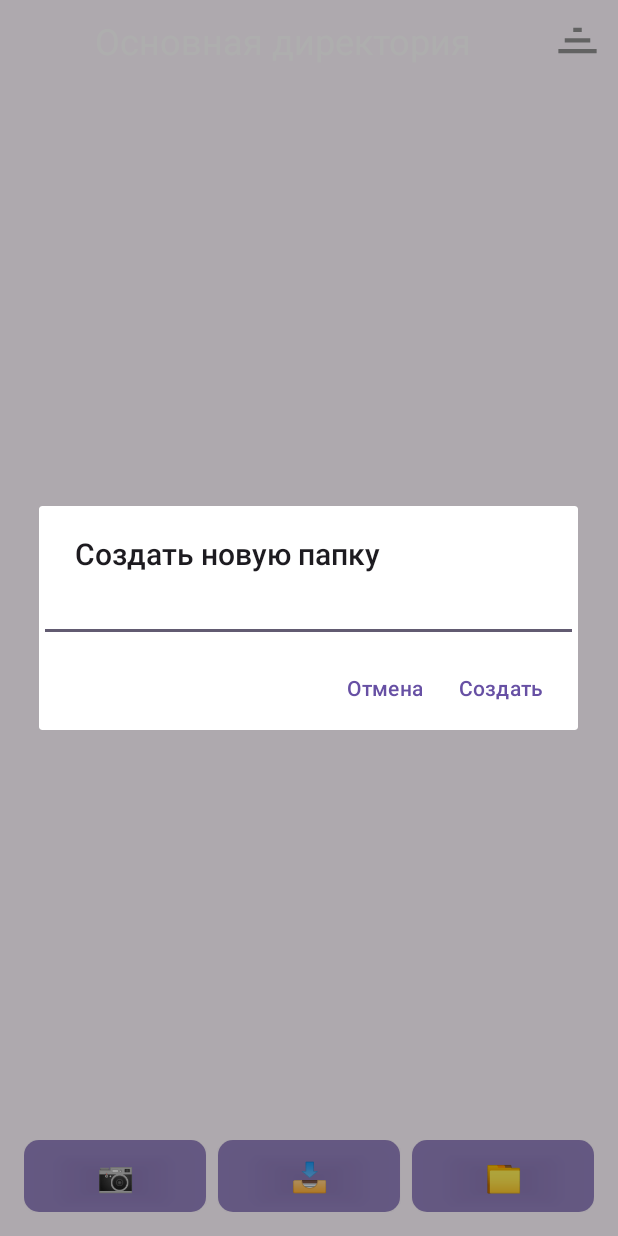
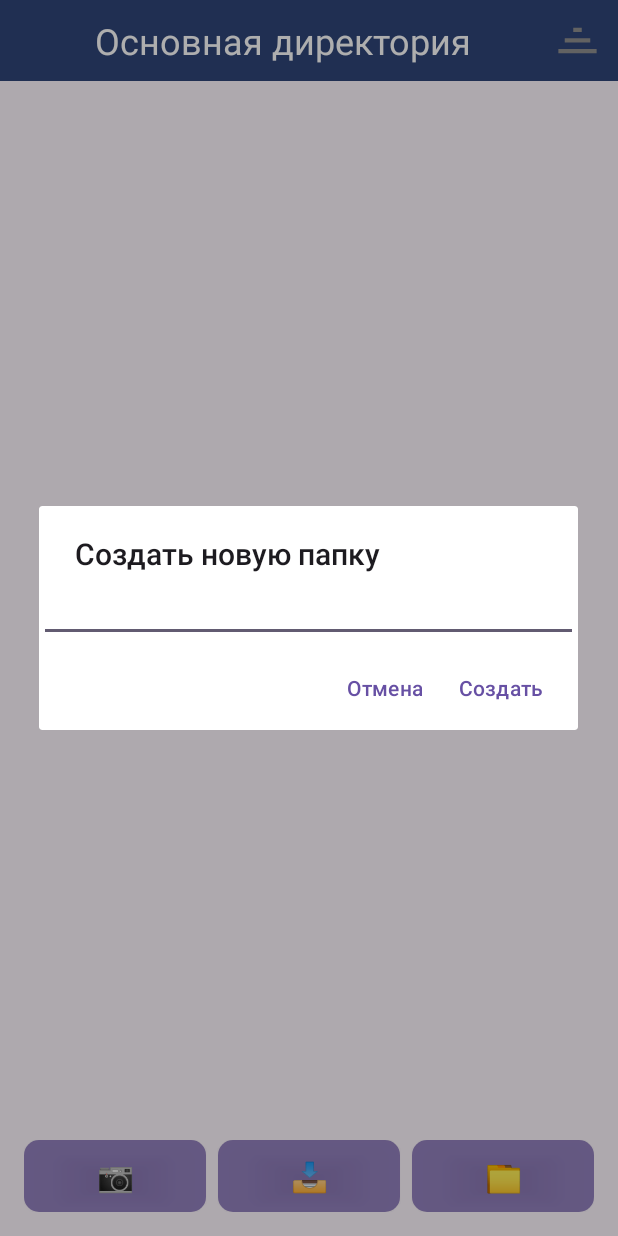
Before and after one commit to ZeinInterite/b1Void, an Android app: the screen it shows after launch (FileManagerActivity), after a tap on an icon or button, on a phone screen of 412 x 824 dp. Run offline under Robolectric (Android 15) with nearby library versions, the phone set to English and light mode, and no system bars; libraries missing offline, so code that uses them is left out: com.dropbox.core; plain views replace VerticalSeekBar, VerticalSeekBarWrapper; 1 statement that could not run was skipped; 3 other taps on this screen came first.

Commit message:
Изменен цвет панели инструментов и кнопок в `FileManagerActivity`
- **`activity_file_manager.xml`**:
    - Цвет фона `Toolbar` изменен с `transparent` на `system_accent1_700`.
    - Цвет фона кнопки "Создать папку" (`createFolderButton`) изменен с `null` на `purple_500`.
- **`rounded_background.xml`**:
    - Цвет фона изменен с `#B0858585` на `@color/button_background_color`.
- **`colors.xml`**:
    - Добавлен новый цвет `button_background_color` со значением `#B0858585`.

```diff
--- a/app/src/main/res/drawable/rounded_background.xml
+++ b/app/src/main/res/drawable/rounded_background.xml
@@ -1,7 +1,7 @@
 <?xml version="1.0" encoding="utf-8"?>
 <shape xmlns:android="http://schemas.android.com/apk/res/android"
     android:shape="rectangle">
-    <solid android:color="#B0858585" />
+    <solid android:color="@color/button_background_color" />
 
     <corners android:radius="10dp" />
 </shape>
--- a/app/src/main/res/layout/activity_file_manager.xml
+++ b/app/src/main/res/layout/activity_file_manager.xml
@@ -11,7 +11,7 @@
         android:layout_width="0dp"
         android:layout_height="wrap_content"
         android:padding="10dp"
-        android:background="@android:color/transparent"
+        android:background="@android:color/system_accent1_700"
         android:elevation="0dp"
         app:layout_constraintTop_toTopOf="parent"
         app:layout_constraintStart_toStartOf="parent"
@@ -162,7 +162,7 @@
             android:layout_height="wrap_content"
             android:layout_weight="1"
             android:background="@drawable/rounded_background"
-            android:backgroundTint="@null"
+            android:backgroundTint="@color/purple_500"
             android:text="📁"
             android:textSize="20sp"
             style="@style/BottomButtonStyle"/>
--- a/app/src/main/res/values/colors.xml
+++ b/app/src/main/res/values/colors.xml
@@ -24,4 +24,5 @@
 
     <!-- Новый цвет для подсветки выделения -->
     <color name="selection_highlight">#200000FF</color> <!-- 12.5% alpha blue -->
+    <color name="button_background_color">#B0858585</color>
 </resources>
```
